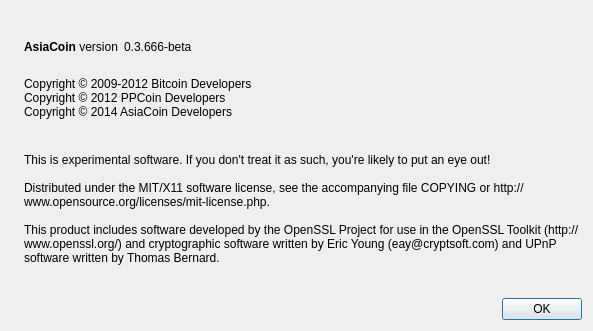
The window that src/qt/forms/aboutdialog.ui (micryon/AsiaCoinFix) describes before a commit, drawn with Qt 5.
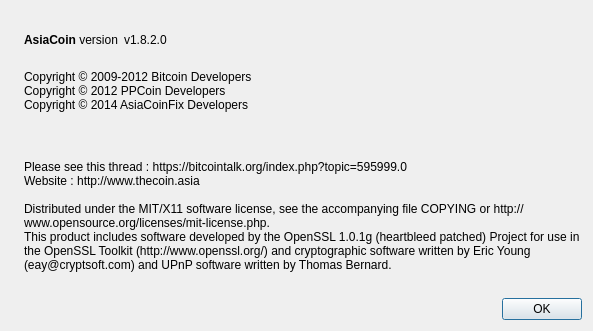
The same window after the commit. Icons and pictures are not drawn.

Commit message: Updated versions and about dialog for QT

The edit to the form file:
```diff
--- a/src/qt/forms/aboutdialog.ui
+++ b/src/qt/forms/aboutdialog.ui
@@ -63,7 +63,7 @@
           <cursorShape>IBeamCursor</cursorShape>
          </property>
          <property name="text">
-          <string notr="true">0.3.666-beta</string>
+          <string notr="true">v1.8.2.0</string>
          </property>
          <property name="textInteractionFlags">
           <set>Qt::LinksAccessibleByMouse|Qt::TextSelectableByKeyboard|Qt::TextSelectableByMouse</set>
@@ -94,7 +94,7 @@
         <string>
 Copyright © 2009-2012 Bitcoin Developers
 Copyright © 2012 PPCoin Developers
-Copyright © 2014 AsiaCoin Developers
+Copyright © 2014 AsiaCoinFix Developers
 </string>
        </property>
        <property name="textInteractionFlags">
@@ -109,11 +109,12 @@
        </property>
        <property name="text">
         <string>
-This is experimental software. If you don't treat it as such, you're likely to put an eye out!
+          
+Please see this thread : https://bitcointalk.org/index.php?topic=595999.0
+Website : http://www.thecoin.asia
 
 Distributed under the MIT/X11 software license, see the accompanying file COPYING or http://www.opensource.org/licenses/mit-license.php.
-
-This product includes software developed by the OpenSSL Project for use in the OpenSSL Toolkit (http://www.openssl.org/) and cryptographic software written by Eric Young (eay@cryptsoft.com) and UPnP software written by Thomas Bernard.</string>
+This product includes software developed by the OpenSSL 1.0.1g (heartbleed patched) Project for use in the OpenSSL Toolkit (http://www.openssl.org/) and cryptographic software written by Eric Young (eay@cryptsoft.com) and UPnP software written by Thomas Bernard.</string>
        </property>
        <property name="wordWrap">
         <bool>true</bool>
```
The commit also changes 2 other files.
